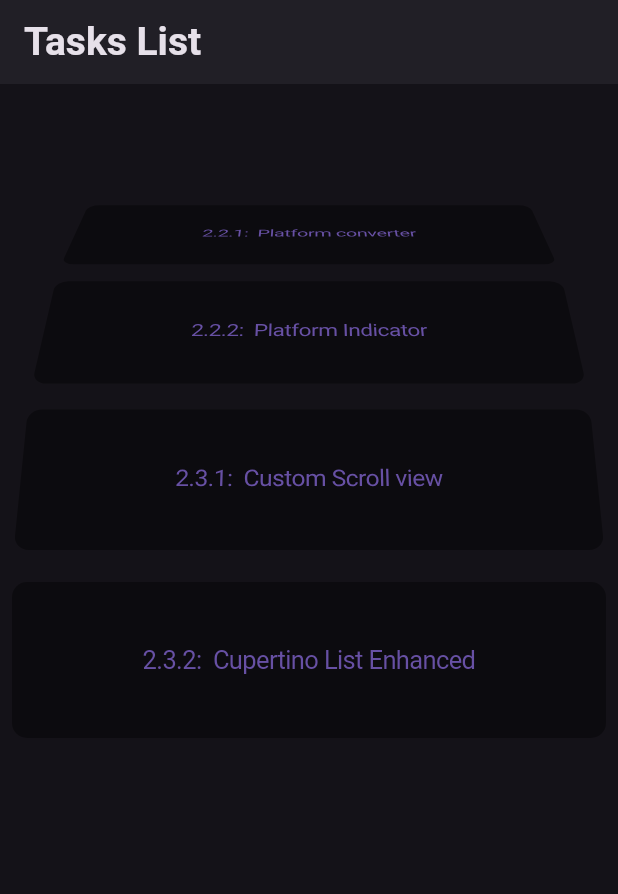
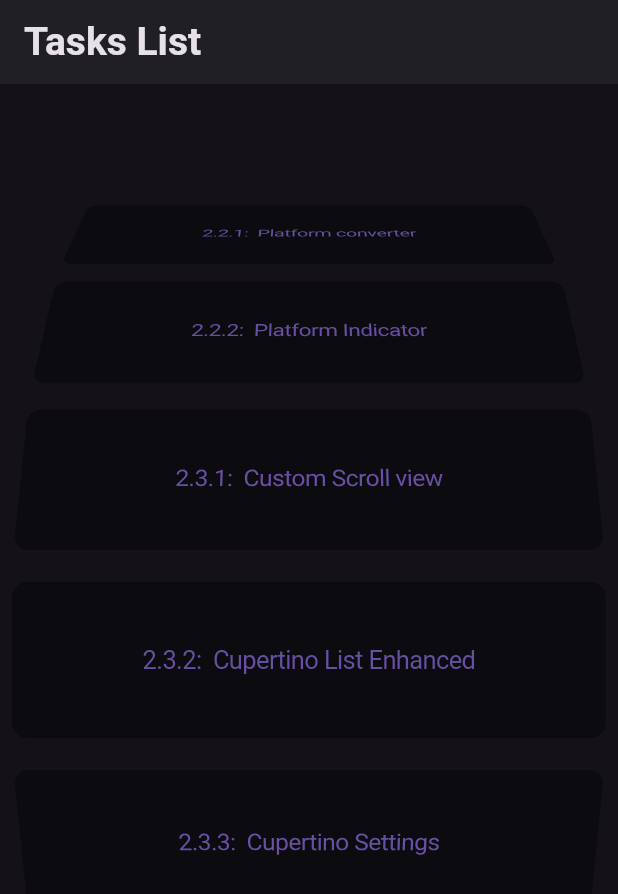
Before and after one commit to Zimil-Patel/adv_flutter_ch2, a Flutter app: the screen it shows after launch, scrolled down 1080 dp, on a phone screen of 412 x 824 dp. Shown: the top 894 px of the screen. Run offline on Flutter 3.47's test engine with Material 3 defaults, Android fonts, the phone set to English and light mode, and no system bars; our stand-ins replace blurrycontainer.

Commit message:
09-05-2024

```diff
--- /dev/null
+++ b/lib/cupertino settings screen/utils/setting_list.dart
@@ -0,0 +1,85 @@
+import 'package:adv_flutter_ch2/cupertino%20settings%20screen/model/list_tile_model.dart';
+import 'package:flutter/cupertino.dart';
+import 'package:flutter/material.dart';
+
+List<TileModel> listOne = [
+  TileModel(
+    title: 'General',
+    icon: CupertinoIcons.settings,
+    iconColor: Colors.white,
+    iconBgColor: Colors.grey.withOpacity(0.5),
+  ),
+  TileModel(
+    title: 'Display & Brightness',
+    icon: CupertinoIcons.textformat_size,
+    iconColor: Colors.white,
+    iconBgColor: const Color(0xff037aff),
+  ),
+  TileModel(
+    title: 'Wallpaper',
+    icon: CupertinoIcons.timelapse,
+    iconColor: Colors.white,
+    iconBgColor: const Color(0xff34aadc),
+  ),
+  TileModel(
+    title: 'Sounds',
+    icon: CupertinoIcons.volume_up,
+    iconColor: Colors.white,
+    iconBgColor: const Color(0xffff2d55),
+  ),
+  TileModel(
+    title: 'Touch ID & Passcode',
+    icon: Icons.fingerprint,
+    iconColor: Colors.white,
+    iconBgColor: const Color(0xffff2d55),
+  ),
+  TileModel(
+    title: 'Privacy',
+    icon: CupertinoIcons.hand_raised_fill,
+    iconColor: Colors.white,
+    iconBgColor: const Color(0xff8e8e93),
+  ),
+];
+
+List<TileModelWithIconImage> listTwo = [
+  TileModelWithIconImage(
+    title: 'iCloud',
+    subtitle: 'sarah@9to5mac.com',
+    icon: 'icloud',
+    iconColor: Colors.white,
+    iconBgColor: Colors.grey.withOpacity(0.5),
+  ),
+  TileModelWithIconImage(
+    title: 'iTunes & App Store',
+    icon: 'appstore',
+    iconColor: Colors.white,
+    iconBgColor: const Color(0xff037aff),
+  ),
+  TileModelWithIconImage(
+    title: 'Passbook & Apple Pay',
+    icon: 'itunes',
+    iconColor: Colors.white,
+    iconBgColor: const Color(0xff34aadc),
+  ),
+];
+
+List<TileModelWithIconImage> listThree = [
+  TileModelWithIconImage(
+    title: 'Mail, Contact, Calendars',
+    icon: 'mail',
+    iconColor: Colors.white,
+    iconBgColor: Colors.grey.withOpacity(0.5),
+  ),
+  TileModelWithIconImage(
+    title: 'Notes',
+    icon: 'notes',
+    iconColor: Colors.white,
+    iconBgColor: const Color(0xff037aff),
+  ),
+  TileModelWithIconImage(
+    title: 'Reminders',
+    icon: 'reminders',
+    iconColor: Colors.white,
+    iconBgColor: const Color(0xff34aadc),
+  ),
+];
--- a/lib/global app list/utils/app_list.dart
+++ b/lib/global app list/utils/app_list.dart
@@ -1,4 +1,5 @@
 import 'package:adv_flutter_ch2/cupertino%20list%20enhanced/view/list_enchanced.dart';
+import 'package:adv_flutter_ch2/cupertino%20settings%20screen/view/cupertino_settings_screen.dart';
 import 'package:adv_flutter_ch2/custom%20scroll/view/custom_scroll.dart';
 import 'package:adv_flutter_ch2/date%20&%20time%20picker%20&%20dialog%20box/screens/android%20date%20picker/view/android_date_picker.dart';
 import 'package:adv_flutter_ch2/date%20&%20time%20picker%20&%20dialog%20box/screens/android%20time%20picker/view/android_time_picker.dart';
@@ -51,4 +52,8 @@ List<AppModel> appList = [
     title: '2.3.2:  Cupertino List Enhanced',
     widget: const CupertinoListEnchanced(),
   ),
+  AppModel(
+    title: '2.3.3:  Cupertino Settings',
+    widget: const CupertinoSettingScreen(),
+  ),
 ];
--- a/lib/main.dart
+++ b/lib/main.dart
@@ -24,6 +24,7 @@ GlobalApp()  - all task in list view
 2.2.2: PlatformIndicatorApp()
 2.3.1: CustomScrollExample()
 2.3.2: CupertinoListEnchanced()
+2.3.3: CupertinoSettingScreen()
 
 */
 
--- a/pubspec.yaml
+++ b/pubspec.yaml
@@ -35,3 +35,4 @@ flutter:
   assets:
     - assets/
     - assets/2.1/
+    - assets/settings/
```
Also changed, not shown: lib/cupertino settings screen/model/list_tile_model.dart (added, +31 -0 lines), lib/cupertino settings screen/view/components/setting_list_section_tile.dart (added, +73 -0 lines), lib/cupertino settings screen/view/components/setting_list_section_wtih_image.dart (added, +72 -0 lines), lib/cupertino settings screen/view/cupertino_settings_screen.dart (added, +51 -0 lines), assets/settings/appstore.png (added), assets/settings/icloud.png (added), assets/settings/itunes.png (added), assets/settings/mail.png (added), assets/settings/notes.png (added), assets/settings/reminders.png (added), lib/cupertino list enhanced/model/list_model.dart (added), lib/cupertino list enhanced/provider/list_provider.dart (added), lib/cupertino settings screen/provider/list_tile_provider.dart (added).
